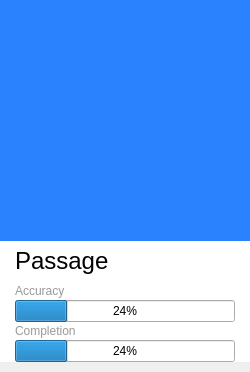
This is weeduTalk/weedulessonitem.ui in SSSuperHero/AEEduApplication as Qt 5 draws it before an edit. The edited form follows.
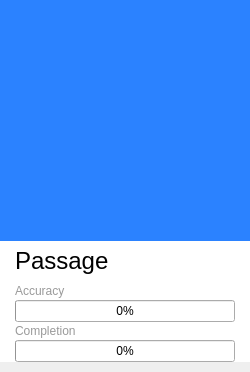
This is the edited form.

What changed in the file:
```diff
--- a/weeduTalk/weedulessonitem.ui
+++ b/weeduTalk/weedulessonitem.ui
@@ -157,7 +157,7 @@
            <item>
             <widget class="QProgressBar" name="progressBar">
              <property name="value">
-              <number>24</number>
+              <number>0</number>
              </property>
             </widget>
            </item>
@@ -212,7 +212,7 @@
            <item>
             <widget class="QProgressBar" name="progressBar_2">
              <property name="value">
-              <number>24</number>
+              <number>0</number>
              </property>
             </widget>
            </item>
```
Left out of the diff: 4 changed lines with no effect on the pictures.
